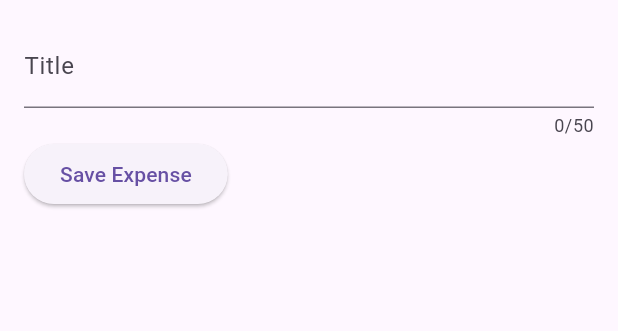
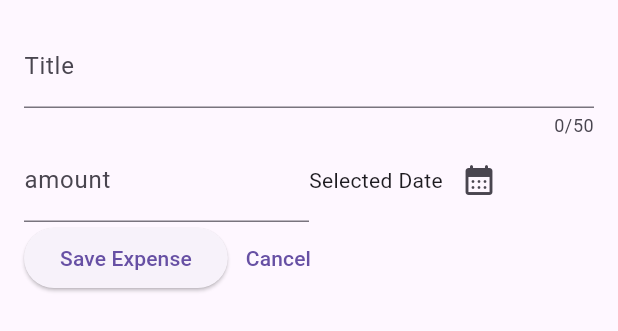
Before and after one commit to HassamAli2174/Modern-Expense-Tracker, a Flutter app: the NewExpense widget shown alone on an empty page, opened directly, after a tap on "Save Expense", on a phone screen of 412 x 824 dp. Shown: the top 331 px of the screen. Run offline on Flutter 3.47's test engine with Material 3 defaults, Android fonts, the phone set to English and light mode, and no system bars; missing offline and left inert: dart:ffi.

Commit message:
Enhance NewExpense widget by adding amount input and date picker functionality; refactor title handling with TextEditingController for improved state management.

```diff
--- a/lib/widgets/expenses_list/new_expense.dart
+++ b/lib/widgets/expenses_list/new_expense.dart
@@ -1,3 +1,5 @@
+import 'dart:ffi';
+
 import 'package:flutter/material.dart';
 
 class NewExpense extends StatefulWidget {
@@ -8,10 +10,25 @@ class NewExpense extends StatefulWidget {
 }
 
 class _NewExpenseState extends State<NewExpense> {
-  var _enteredTitle = '';
+  final _titleController = TextEditingController();
+  final _amountController = TextEditingController();
+  void _presentDatePicker() {
+    final now = DateTime.now();
+    final firstDate = DateTime(now.year - 1, now.month, now.day);
 
-  void _saveTitle(String inputValue) {
-    _enteredTitle = inputValue;
+    showDatePicker(
+      context: context,
+      initialDate: now,
+      firstDate: firstDate,
+      lastDate: now,
+    );
+  }
+
+  @override
+  void dispose() {
+    _titleController.dispose();
+    _amountController.dispose();
+    super.dispose();
   }
 
   @override
@@ -21,17 +38,48 @@ class _NewExpenseState extends State<NewExpense> {
       child: Column(
         children: [
           TextField(
-            onChanged: _saveTitle,
+            controller: _titleController,
             maxLength: 50,
             decoration: const InputDecoration(label: Text('Title')),
           ),
           Row(
             children: [
+              Expanded(
+                child: TextField(
+                  controller: _amountController,
+                  // for Number
+                  keyboardType: TextInputType.number,
+                  decoration: const InputDecoration(
+                    label: Text('amount'),
+                    prefixText: '\$',
+                  ),
+                ),
+              ),
+              Expanded(
+                child: Row(
+                  children: [
+                    Text('Selected Date'),
+                    IconButton(
+                      onPressed: _presentDatePicker,
+                      icon: Icon(Icons.calendar_month_rounded),
+                    ),
+                  ],
+                ),
+              ),
+            ],
+          ),
+          Row(
+            children: [
               ElevatedButton(
                 onPressed: () {
-                  print(_enteredTitle);
+                  print(_titleController.text);
+                  print(_amountController.value);
                 },
                 child: const Text('Save Expense'),
+              ),
+              TextButton(
+                onPressed: () => Navigator.pop(context),
+                child: const Text('Cancel'),
               ),
             ],
           ),
```
